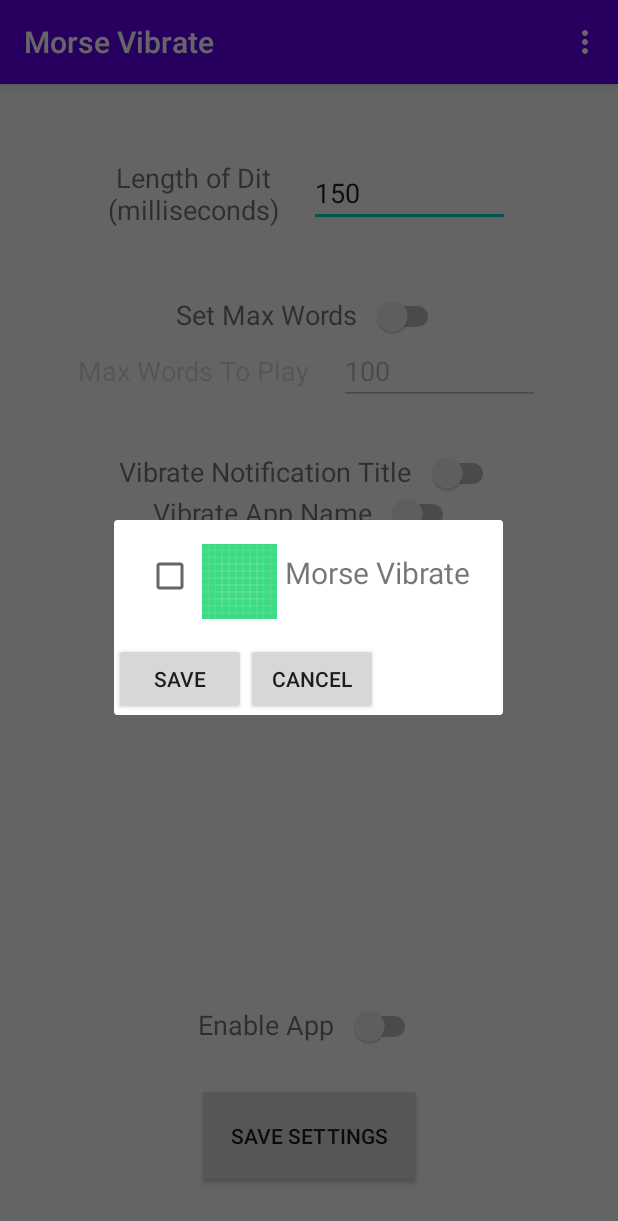
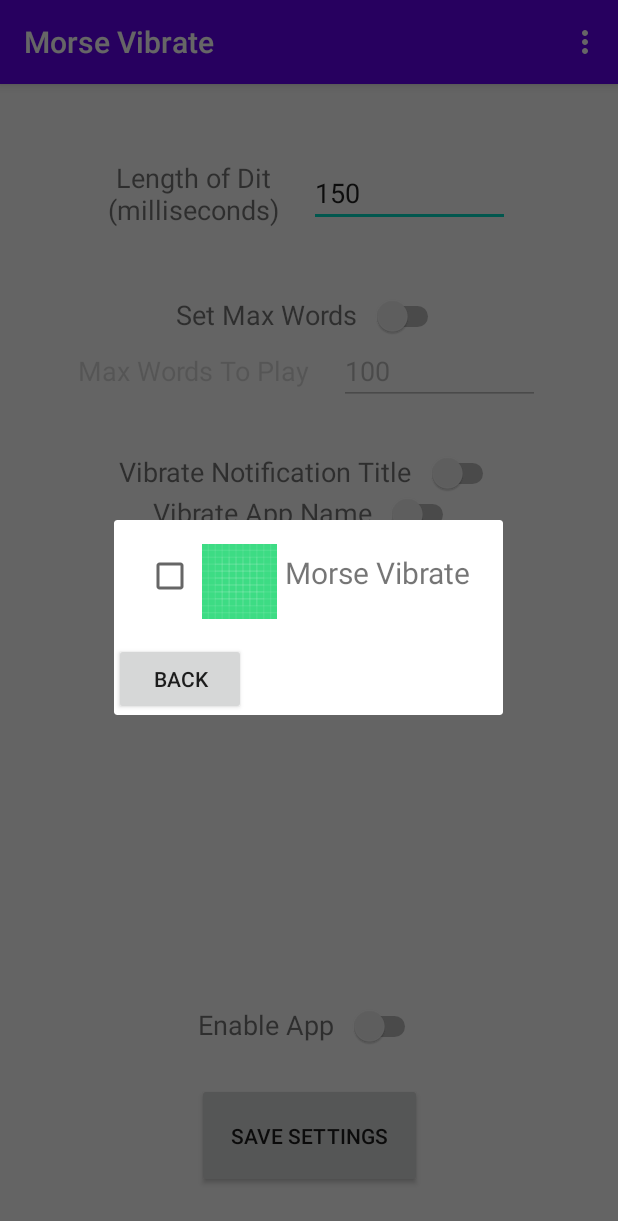
Before and after one commit to Zombant/MorseNotifications, an Android app: the screen it shows after launch (MainActivity), after a tap on "CHOOSE APPS", on a phone screen of 412 x 824 dp. Shown: the top 1221 px of the screen. Run offline under Robolectric (Android 15) with nearby library versions, the phone set to English and light mode, and no system bars; 2 statements that could not run were skipped.

Commit message:
Selected apps are now saved in SharedPreferences and load when the fragment is re-opened. Replaced save and cancel buttons with back buttons.

```diff
--- a/app/build.gradle
+++ b/app/build.gradle
@@ -31,6 +31,7 @@
     implementation 'androidx.appcompat:appcompat:1.1.0'
     implementation 'androidx.constraintlayout:constraintlayout:1.1.3'
     implementation 'androidx.recyclerview:recyclerview:1.1.0'
+    implementation 'com.google.code.gson:gson:2.8.6'
     testImplementation 'junit:junit:4.12'
     androidTestImplementation 'androidx.test.ext:junit:1.1.1'
     androidTestImplementation 'androidx.test.espresso:espresso-core:3.2.0'
--- a/app/src/main/java/com/apicci/morsevibrate/PackageEntry.kt
+++ b/app/src/main/java/com/apicci/morsevibrate/PackageEntry.kt
@@ -1,4 +1,4 @@
 package com.apicci.morsevibrate
 
 //Data that is used to show each entry on the apps list
-data class PackageEntry(val appName: String, val appPackage: String, val checked: Boolean)
+data class PackageEntry(val appName: String, val appPackage: String, var checked: Boolean)
--- a/app/src/main/java/com/apicci/morsevibrate/PackageListDialogFragment.kt
+++ b/app/src/main/java/com/apicci/morsevibrate/PackageListDialogFragment.kt
@@ -1,18 +1,12 @@
 package com.apicci.morsevibrate
 
-import android.content.pm.ApplicationInfo
 import android.os.Bundle
-import android.util.Log
 import android.view.LayoutInflater
 import android.view.View
 import android.view.ViewGroup
-import android.view.WindowManager
-import android.widget.LinearLayout
-import android.widget.Toast
 import androidx.fragment.app.DialogFragment
 import androidx.recyclerview.widget.LinearLayoutManager
 import kotlinx.android.synthetic.main.package_list_fragment.view.*
-import kotlin.reflect.typeOf
 
 //DialogFragment where the user can select apps
 class PackageListDialogFragment: DialogFragment() {
@@ -36,13 +30,11 @@
 
         rootView.recyclerView.setHasFixedSize(true)
 
-        //On Save or Cancel Button pressed
-        rootView.packagesSaveButton.setOnClickListener {
-            //TODO: Save packages in a string in shared preferences
+        //On Back button pressed
+        rootView.packagesBackButton.setOnClickListener {
+            dismiss()
         }
-        rootView.packagesCancelButton.setOnClickListener {
-            //TODO: Go back to main screen
-        }
+
 
         return rootView
 
--- a/app/src/main/java/com/apicci/morsevibrate/PackagesAdapter.kt
+++ b/app/src/main/java/com/apicci/morsevibrate/PackagesAdapter.kt
@@ -1,13 +1,20 @@
 package com.apicci.morsevibrate
 
 import android.content.Context
+import android.content.SharedPreferences
+import android.os.Debug
+import android.preference.PreferenceManager
+import android.util.Log
 import android.view.LayoutInflater
 import android.view.View
 import android.view.ViewGroup
 import android.widget.CheckBox
+import android.widget.CompoundButton
 import android.widget.ImageView
 import android.widget.TextView
 import androidx.recyclerview.widget.RecyclerView
+import com.google.gson.Gson
+import com.google.gson.reflect.TypeToken
 import kotlinx.android.synthetic.main.packages_list_row.view.*
 
 class PackagesAdapter(private val data: List<PackageEntry>, private val context: Context?) : RecyclerView.Adapter<PackagesAdapter.PackagesViewHolder>(){
@@ -16,7 +23,6 @@
     override fun onCreateViewHolder(parent: ViewGroup, viewType: Int): PackagesViewHolder {
         //Create a row instance but do add to RecyclerView yet (the RecyclerView does that)
         val rowInstance = LayoutInflater.from(parent.context).inflate(R.layout.packages_list_row, parent, false)
-
         //Pass new rowInstance to the View Holder
         return PackagesViewHolder(rowInstance)
     }
@@ -26,19 +32,63 @@
         //Get the corresponding item from data
         val currentItem = data[position]
 
+
         //Populate respective view holder with the data
         holder.imageView.setImageDrawable(context?.packageManager?.getApplicationIcon(currentItem.appPackage))
         holder.textView.text = currentItem.appName
-        holder.checkBox.isChecked = currentItem.checked
+
+        var gson: Gson = Gson()
+        var json = context?.getSharedPreferences("morseNotify", 0)?.getString("packages",null)
+        var loadedArray: ArrayList<String>
+        if(json != null) {
+            loadedArray = gson.fromJson(json, ArrayList<String>()::class.java)
+        } else {
+            loadedArray = ArrayList<String>()
+        }
+        holder.checkBox.isChecked = loadedArray.contains(currentItem.appPackage)
+
+        holder.checkBox.setOnClickListener { it ->
+            //Load stored json into loadedArray
+            var gson: Gson = Gson()
+            var json = context?.getSharedPreferences("morseNotify", 0)?.getString("packages",null)
+            var loadedArray: ArrayList<String>
+            if(json != null) {
+                loadedArray = gson.fromJson(json, ArrayList<String>()::class.java)
+            } else {
+                loadedArray = ArrayList<String>()
+            }
+
+            //Add this item's package to loadedArray if it is checked
+            if(holder.checkBox.isChecked) {
+                loadedArray.add(currentItem.appPackage)
+                currentItem.checked = true
+                holder.setIsRecyclable(false)
+            }
+
+            if(!holder.checkBox.isChecked) {
+                loadedArray.remove(currentItem.appPackage)
+                currentItem.checked = false
+            }
+
+            val editor = context?.getSharedPreferences("morseNotify", 0)?.edit()
+            editor?.putString("packages", gson.toJson(loadedArray))
+            editor?.apply()
+
+            //Clear shared preferences for testing
+            //context?.getSharedPreferences("morseNotify", 0)?.edit()?.remove("packages")?.commit()
+            Log.d("------------", context?.getSharedPreferences("morseNotify", 0)?.getString("packages","No Packages"))
+        }
     }
 
     override fun getItemCount(): Int {
         return data.size
     }
 
+
     class PackagesViewHolder(rowInstance: View) : RecyclerView.ViewHolder(rowInstance) {
         val imageView: ImageView = rowInstance.packageIconImageView
         val textView: TextView = rowInstance.packageNameTextView
         val checkBox: CheckBox = rowInstance.packageCheckBox
     }
+
 }
--- a/app/src/main/res/layout/package_list_fragment.xml
+++ b/app/src/main/res/layout/package_list_fragment.xml
@@ -6,30 +6,12 @@
     android:layout_height="match_parent"
     android:orientation="vertical">
 
-    <LinearLayout
-        android:id="@+id/buttonHolder"
+    <Button
+        android:id="@+id/packagesBackButton"
         android:layout_width="match_parent"
         android:layout_height="wrap_content"
-        android:orientation="horizontal"
-        app:layout_constraintBottom_toBottomOf="parent"
-        android:gravity="center">
-
-        <Button
-            android:id="@+id/packagesSaveButton"
-            android:layout_width="wrap_content"
-            android:layout_height="wrap_content"
-            android:text="Save"
-            android:layout_gravity="center"
-            android:layout_weight="1"/>
-
-        <Button
-            android:id="@+id/packagesCancelButton"
-            android:layout_width="wrap_content"
-            android:layout_height="wrap_content"
-            android:text="Cancel"
-            android:layout_gravity="center"
-            android:layout_weight="1"/>
-    </LinearLayout>
+        android:text="Back"
+        app:layout_constraintBottom_toBottomOf="parent"/>
 
     <androidx.recyclerview.widget.RecyclerView
         android:id="@+id/recyclerView"
@@ -38,7 +20,7 @@
         android:layout_height="wrap_content"
         android:clipToPadding="false"
         tools:listitem="@layout/packages_list_row"
-        app:layout_constraintBottom_toTopOf="@id/buttonHolder"/>
+        app:layout_constraintBottom_toTopOf="@id/packagesBackButton"/>
 
 
 </androidx.constraintlayout.widget.ConstraintLayout>
```
